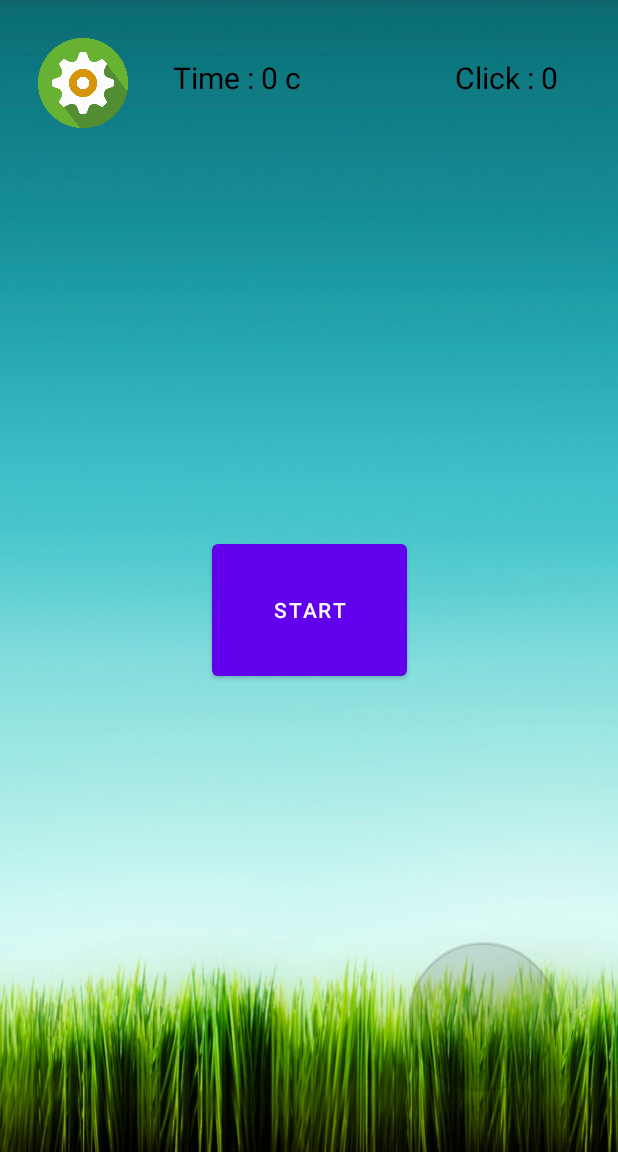
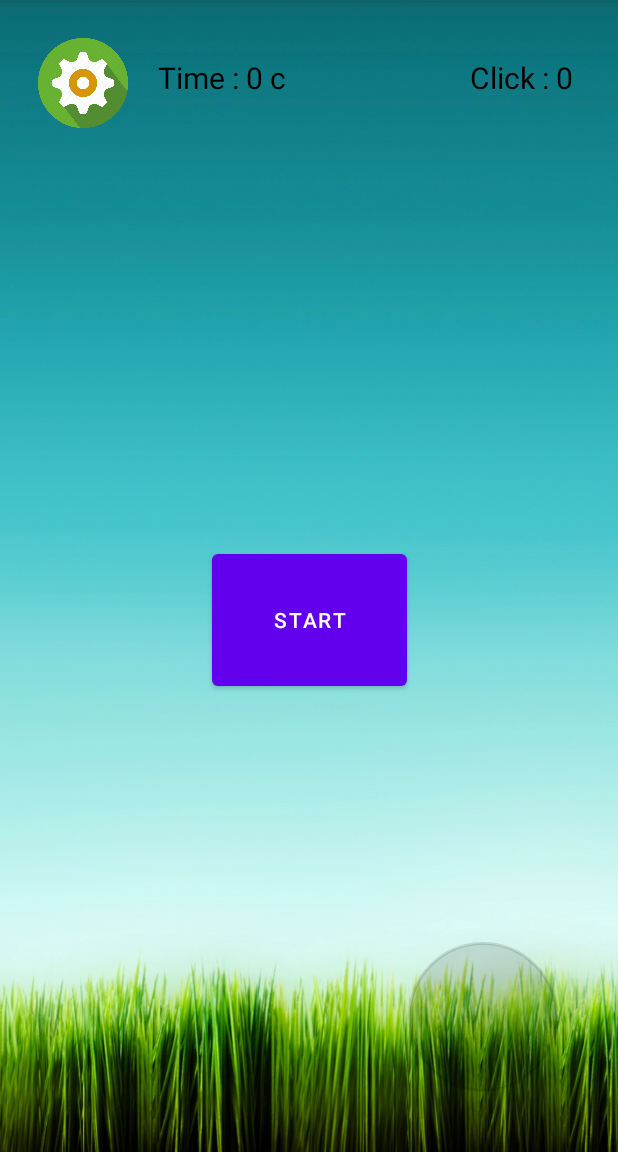
Before and after one commit to AgeDim/Clicker, an Android app: the screen it shows after launch (MainActivity), on a phone screen of 412 x 824 dp, the part 84-1236 px from its top. Run offline under Robolectric (Android 15) with nearby library versions, the phone set to English and light mode, and no system bars.

Commit message:
Fourth commit.

```diff
--- a/app/src/main/java/com/example/clicker/MainActivity.java
+++ b/app/src/main/java/com/example/clicker/MainActivity.java
@@ -5,16 +5,33 @@ import androidx.appcompat.app.AppCompatActivity;
 import android.annotation.SuppressLint;
 import android.content.Intent;
 import android.os.Bundle;
+import android.os.Handler;
+import android.os.SystemClock;
 import android.widget.Button;
 import android.widget.ImageButton;
 import android.widget.TextView;
 
 public class MainActivity extends AppCompatActivity {
-    TextView time, counter;
+    TextView counter, time;
     ImageButton settings;
     Button click, startBtn;
+    Handler customHandler = new Handler();
 
     int c = 0;
+    long startTime = 0L, timeMilliseconds = 0L, timeSwapBuff = 0L, updateTime = 0L;
+
+    Runnable UpdateTimeThread = new Runnable() {
+        @Override
+        public void run() {
+            timeMilliseconds = SystemClock.uptimeMillis() - startTime;
+            updateTime = timeSwapBuff+timeMilliseconds;
+            int secs = (int) (updateTime/1000);
+            secs%=60;
+            int milliseconds = (int) (updateTime%1000);
+            time.setText("Time : " + String.format("%2d",secs) + ":" + String.format("%3d",milliseconds) + " c");
+            customHandler.postDelayed(this,0);
+        }
+    };
 
     @SuppressLint({"SetTextI18n", "DefaultLocale"})
     @Override
@@ -30,18 +47,26 @@ public class MainActivity extends AppCompatActivity {
         final long[] start = new long[1];
         startBtn.setEnabled(true);
         click.setEnabled(false);
+
         startBtn.setOnClickListener(view -> {
             startBtn.setEnabled(false);
             click.setEnabled(true);
             time.setText("Time : 0 c");
+
         });
         click.setOnClickListener(view -> {
             if(c == 1){
                 start[0] = System.currentTimeMillis();
+
+                startTime = SystemClock.uptimeMillis();
+
+                customHandler.postDelayed(UpdateTimeThread,0);
+
             }
 
             if(c == 40){
-                time.setText("Time : "+ String.format("%.3f",(float)(System.currentTimeMillis() -  start[0])/1000) + " c");
+                timeSwapBuff=0;
+                customHandler.removeCallbacks(UpdateTimeThread);
                 c=0;
                 start[0] = System.currentTimeMillis();
                 startBtn.setEnabled(true);
@@ -55,5 +80,6 @@ public class MainActivity extends AppCompatActivity {
             intent = new Intent(MainActivity.this, SettingsActivity.class);
             startActivity(intent);
         });
-    }
+
+        }
 }
--- a/app/src/main/res/layout/activity_main.xml
+++ b/app/src/main/res/layout/activity_main.xml
@@ -23,13 +23,15 @@
 
     <TextView
         android:id="@+id/time"
-        android:layout_width="wrap_content"
-        android:layout_height="wrap_content"
-        android:layout_marginStart="30dp"
+        android:layout_width="170dp"
+        android:layout_height="40dp"
+        android:layout_marginStart="10dp"
         android:layout_marginTop="18dp"
-        android:text="@string/time_0"
+        android:layout_marginEnd="28dp"
+        android:text="Time : 0 c"
         android:textColor="#000000"
         android:textSize="20sp"
+        app:layout_constraintEnd_toStartOf="@+id/counter"
         app:layout_constraintStart_toEndOf="@+id/settings"
         app:layout_constraintTop_toTopOf="parent"
         tools:ignore="MissingConstraints" />
@@ -39,7 +41,7 @@
         android:layout_width="wrap_content"
         android:layout_height="wrap_content"
         android:layout_marginTop="18dp"
-        android:layout_marginEnd="20dp"
+        android:layout_marginEnd="10dp"
         android:text="@string/click_0"
         android:textColor="#000000"
         android:textSize="20sp"
```
